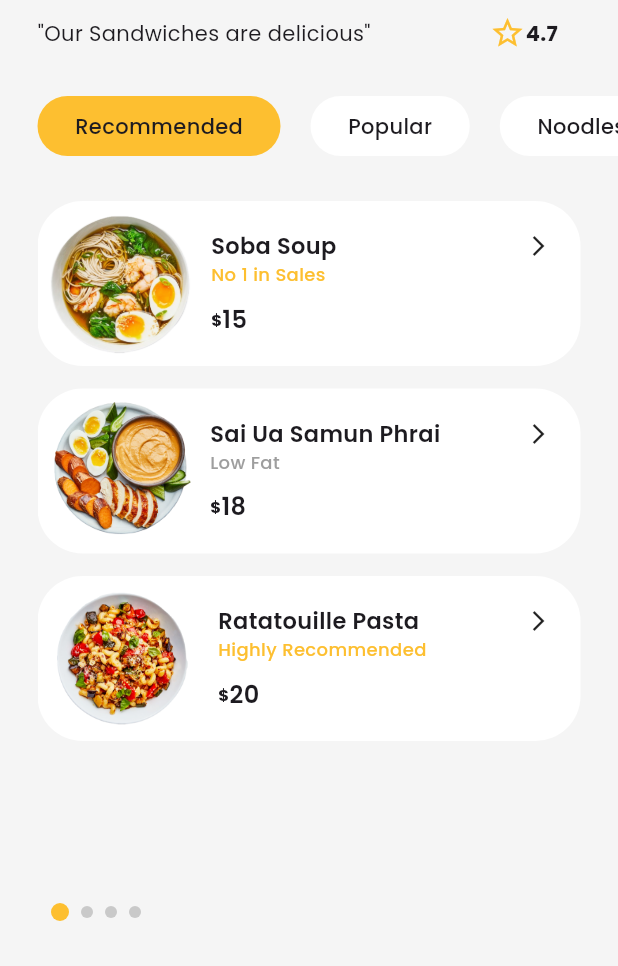
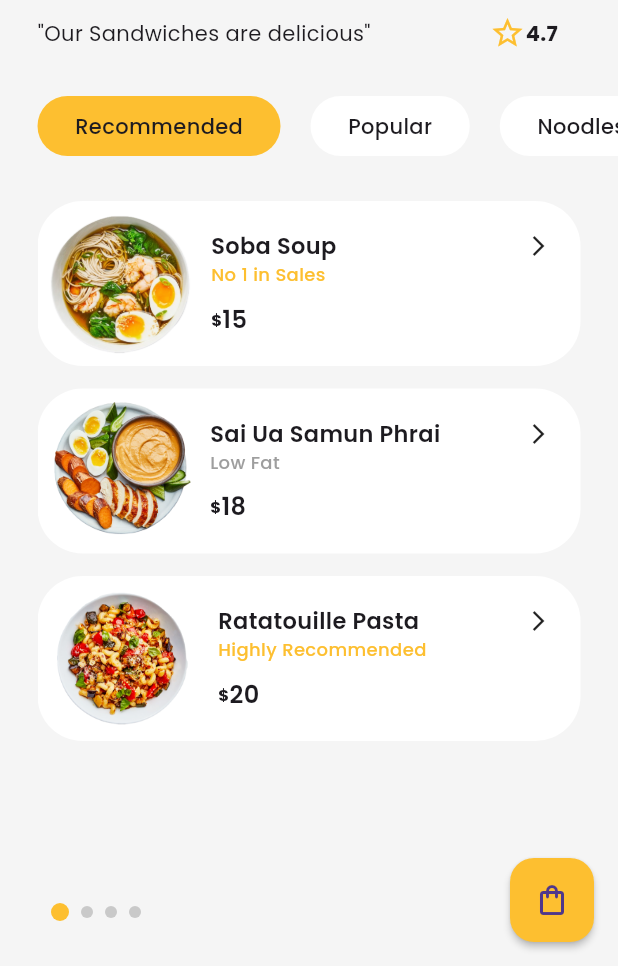
Before and after one commit to Uzair2120/Food-App, a Flutter app: the screen it shows after launch, on a phone screen of 412 x 824 dp, the part 270-1236 px from its top. Run offline on Flutter 3.47's test engine with Material 3 defaults, Android fonts, the phone set to English and light mode, and no system bars; drawn by our look-alikes of smooth_page_indicator; our stand-ins replace google_fonts.

Commit message:
homepage done

```diff
--- a/lib/screens/home/home.dart
+++ b/lib/screens/home/home.dart
@@ -63,6 +63,12 @@ class _HomePageState extends State<HomePage> {
               ),
             )
           ],
-        ));
+        ),
+        floatingActionButton: FloatingActionButton(onPressed: (){},
+        backgroundColor: kPrimaryColor,
+          elevation: 2,
+        child: Icon(Icons.shopping_bag_outlined),
+        ),
+    );
   }
 }
```
